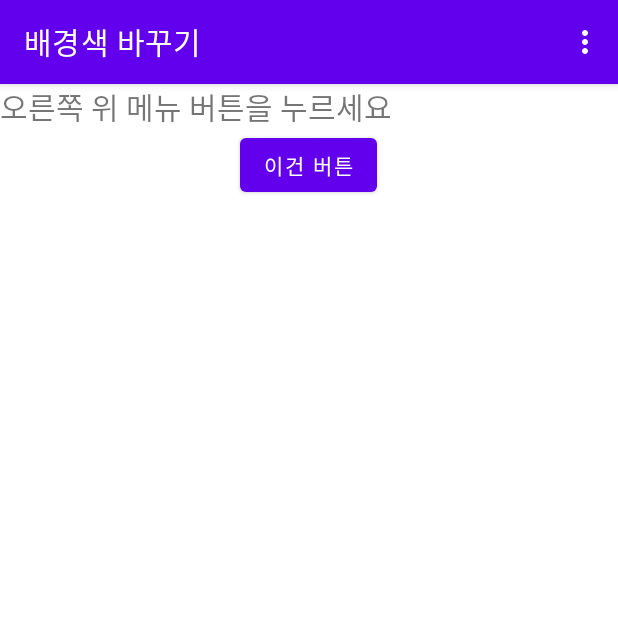
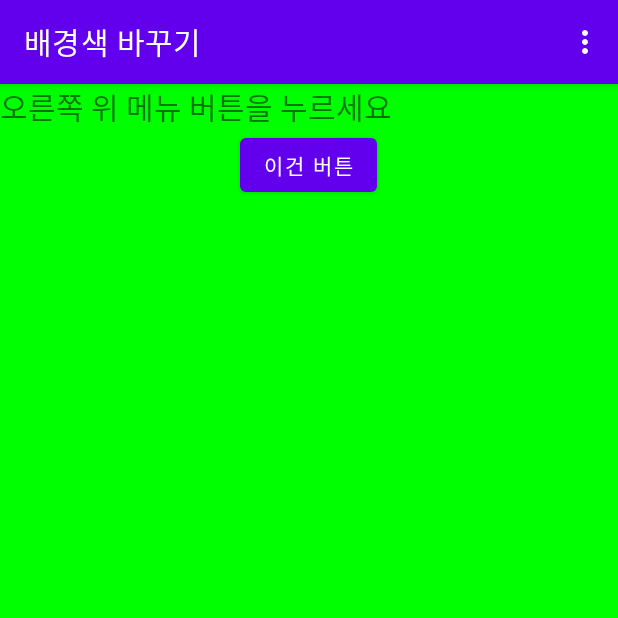
Before and after one commit to pangkyu/androidProgramming, an Android app: the screen it shows after launch (MainActivity), in the options menu, after a tap on "배경색 (초록)", on a phone screen of 412 x 824 dp, the top half of it. Run offline under Robolectric (Android 15) with nearby library versions, the phone set to English and light mode, and no system bars.

Commit message:
Update MainActivity.java

```diff
--- a/Project7_1/app/src/main/java/kr/ac/hs/and2021/myapplication/MainActivity.java
+++ b/Project7_1/app/src/main/java/kr/ac/hs/and2021/myapplication/MainActivity.java
@@ -3,10 +3,12 @@ package kr.ac.hs.and2021.myapplication;
 import androidx.annotation.NonNull;
 import androidx.appcompat.app.AppCompatActivity;
 
+import android.graphics.Color;
 import android.os.Bundle;
 import android.view.Menu;
 import android.view.MenuInflater;
 import android.view.MenuItem;
+import android.view.SubMenu;
 import android.widget.Button;
 import android.widget.LinearLayout;
 
@@ -29,13 +31,37 @@ public class MainActivity extends AppCompatActivity {
     @Override
     public boolean onCreateOptionsMenu(Menu menu) {
         super.onCreateOptionsMenu(menu);
-        MenuInflater mInflater = getMenuInflater();
-        mInflater.inflate(R.menu.menu1, menu);
+//        MenuInflater mInflater = getMenuInflater();
+//        mInflater.inflate(R.menu.menu1, menu);
+        menu.add(0,1,0,"배경색 (발강)");
+        menu.add(0,2,0,"배경색 (초록)");
+        menu.add(0,3,0,"배경색 (파랑)");
+
+        SubMenu sMenu = menu.addSubMenu("버튼변경 >>");
+        sMenu.add(0,4,0,"버튼 45도 변경");
+        sMenu.add(0,5,0,"버튼 2배확대 ");
         return true;
     }
 
     @Override
     public boolean onOptionsItemSelected(@NonNull MenuItem item) {
-        return super.onOptionsItemSelected(item);
+        switch(item.getItemId()){
+            case 1: //R.id.itemRed:
+                baseLayout.setBackgroundColor(Color.RED);
+                return true;
+            case 2: //R.id.itemGreen:
+                baseLayout.setBackgroundColor(Color.GREEN);
+                return true;
+            case 3: //R.id.itemBlue:
+                baseLayout.setBackgroundColor(Color.BLUE);
+                return true;
+            case 4: //R.id.subRotate:
+                button1.setRotation(45);
+                return true;
+            case 5: // R.id.subSize:
+                button1.setScaleX(2);
+                return true;
+        }
+        return false;
     }
 }
```
